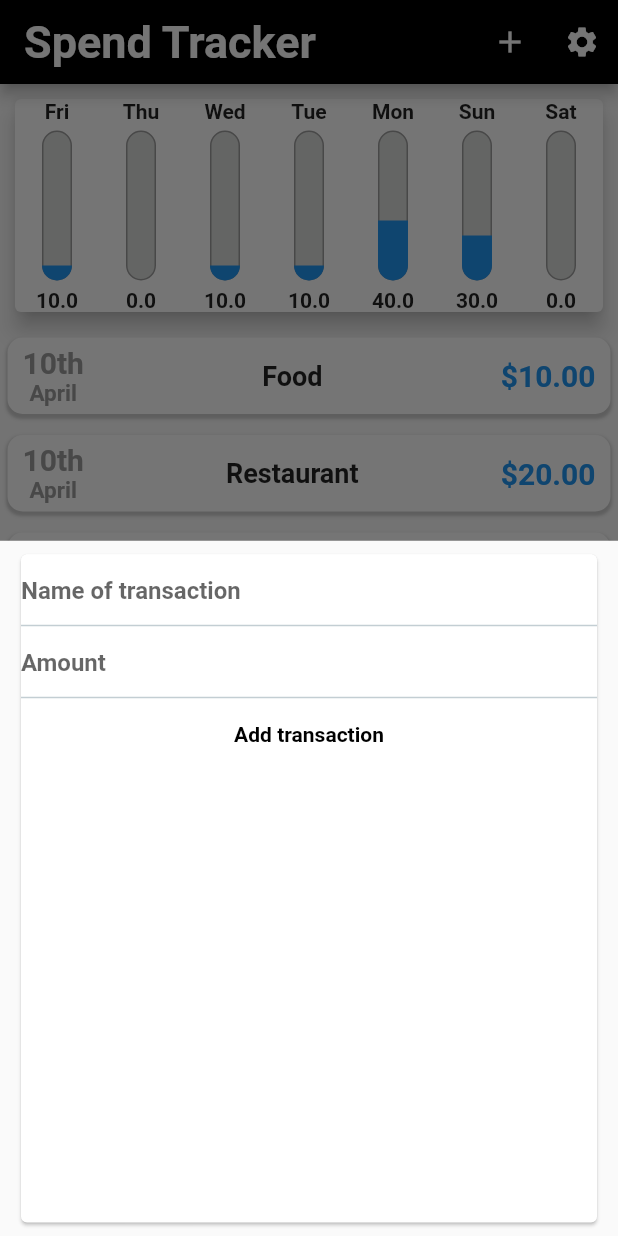
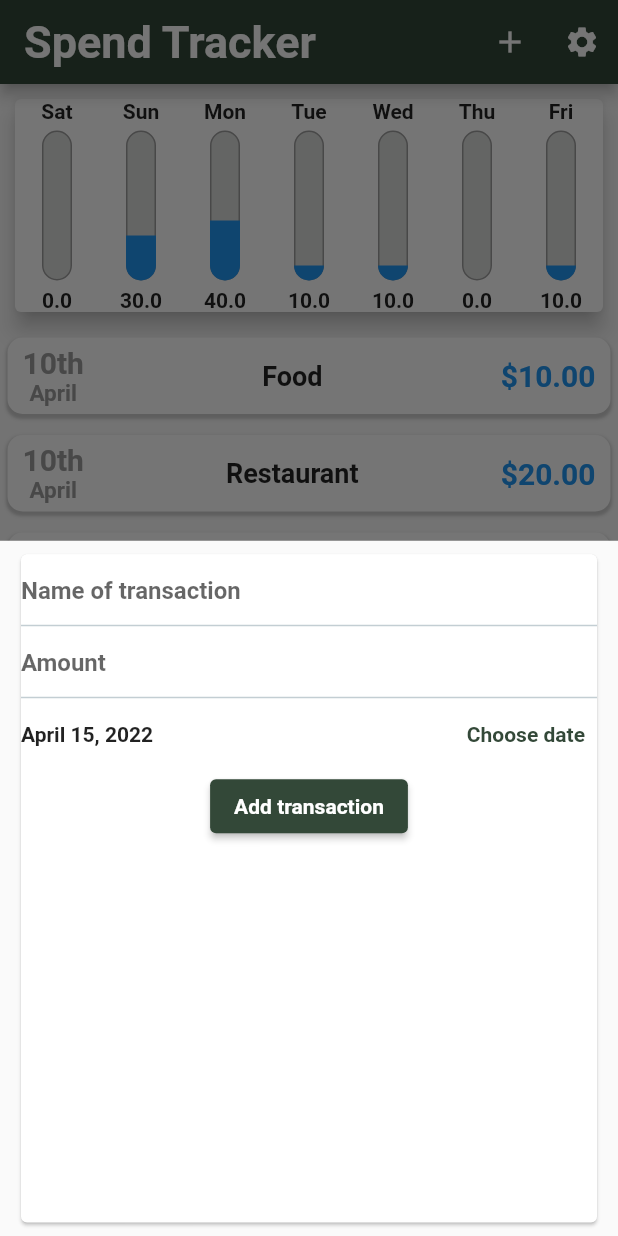
Before and after one commit to vireal01/Spend-tracker, a Flutter app: the screen it shows after launch, after a tap on the "add" icon, on a phone screen of 412 x 824 dp. Run offline on Flutter 3.47's test engine with Material 2 defaults, Android fonts, the phone set to English and light mode, and no system bars; Roboto replaces fonts that are missing (RubikMicrobe); project files that could hold a hidden picture were left out.

Commit message:
Item deleting, theme picker

```diff
--- a/lib/main.dart
+++ b/lib/main.dart
@@ -20,18 +20,18 @@ class MyApp extends StatelessWidget {
       theme: ThemeData(
           fontFamily: 'Roboto',
           textTheme: ThemeData.light().textTheme.copyWith(
-              headline6: TextStyle(
+              headline6: const TextStyle(
                   fontFamily: 'Roboto',
                   fontWeight: FontWeight.normal,
                   fontSize: 18)),
-          appBarTheme: AppBarTheme(
+          appBarTheme: const AppBarTheme(
               titleTextStyle: TextStyle(
                   fontFamily: 'Roboto',
                   fontSize: 20,
                   fontWeight: FontWeight.normal)),
           colorScheme: const ColorScheme(
               brightness: Brightness.light,
-              primary: Colors.black,
+              primary: Color.fromARGB(255, 51, 72, 56),
               onPrimary: Colors.white,
               secondary: Colors.purple,
               onSecondary: Colors.yellow,
@@ -52,7 +52,7 @@ class MyHomePage extends StatefulWidget {
 
 class _MyHomePageState extends State<MyHomePage> {
   final List<Transaction> transactions = [];
-  final List<Transaction> _userTransactions = [
+  List<Transaction> _userTransactions = [
     Transaction(
       id: 0,
       title: 'Food',
@@ -72,19 +72,19 @@ class _MyHomePageState extends State<MyHomePage> {
       date: DateTime(2022, 4, 11, 17),
     ),
     Transaction(
-      id: 2,
+      id: 3,
       title: 'Bla bla',
       amount: 10.0,
       date: DateTime(2022, 4, 12, 17),
     ),
     Transaction(
-      id: 2,
+      id: 4,
       title: 'Lol kekw',
       amount: 10.0,
       date: DateTime(2022, 4, 13, 17),
     ),
     Transaction(
-      id: 2,
+      id: 5,
       title: 'Lelw Kok',
       amount: 10.0,
       date: DateTime(2022, 4, 15, 17),
@@ -95,7 +95,7 @@ class _MyHomePageState extends State<MyHomePage> {
     return _userTransactions.where(
       (element) {
         return element.date.isAfter(DateTime.now().subtract(
-          Duration(days: 7),
+          const Duration(days: 7),
         ));
       },
     ).toList();
@@ -106,13 +106,14 @@ class _MyHomePageState extends State<MyHomePage> {
   void _addNewTransactionElement({
     required String title,
     required double amount,
+    required DateTime date,
   }) {
     setState(() {
       _userTransactions.add(Transaction(
           id: _userTransactions.length,
           title: title,
           amount: amount,
-          date: DateTime.now()));
+          date: date));
     });
   }
 
@@ -125,7 +126,6 @@ class _MyHomePageState extends State<MyHomePage> {
       } else {
         cardTheme = {'default': false, 'modern': true};
       }
-      print(cardTheme);
     });
   }
 
@@ -144,6 +144,12 @@ class _MyHomePageState extends State<MyHomePage> {
         builder: (_) {
           return Settings(setTheme: changeTheme);
         });
+  }
+
+  void _deleteTransaction(transactionId) {
+    setState(() {
+      _userTransactions.removeWhere((element) => element.id == transactionId);
+    });
   }
 
   Widget build(BuildContext context) {
@@ -172,9 +178,9 @@ class _MyHomePageState extends State<MyHomePage> {
             Chart(_recentTransactions),
             SizedBox(
                 child: TransactionsList(
-              userTransactions: _userTransactions,
-              listTheme: cardTheme,
-            )),
+                    userTransactions: _userTransactions,
+                    listTheme: cardTheme,
+                    deleteTransaction: _deleteTransaction)),
           ],
         ));
   }
--- a/lib/widget/chart.dart
+++ b/lib/widget/chart.dart
@@ -20,16 +20,17 @@ class Chart extends StatelessWidget {
         }
       }
       return {'day': DateFormat.E().format(weekDay), 'amount': totalSum};
-    });
+    }).reversed.toList();
   }
 
   @override
   Widget build(BuildContext context) {
-    print(groupedTransactionsValues[0]['amount']);
     var totalAmount = 0.0;
+    if (recentTransaction.isEmpty) {
+      return Container();
+    } else {
       groupedTransactionsValues
           .forEach((element) => totalAmount += (element['amount'] as double));
-    print(totalAmount);
       return Card(
           elevation: 6,
           margin: const EdgeInsets.all(10),
@@ -46,3 +47,4 @@ class Chart extends StatelessWidget {
                   .toList()));
     }
   }
+}
--- a/lib/widget/input_field.dart
+++ b/lib/widget/input_field.dart
@@ -1,4 +1,5 @@
 import 'package:flutter/material.dart';
+import 'package:intl/intl.dart';
 
 class InputField extends StatefulWidget {
   final Function addNewTransactionElement;
@@ -11,6 +12,9 @@ class InputField extends StatefulWidget {
 class _InputFieldState extends State<InputField> {
   final titleController = TextEditingController();
   final amountInput = TextEditingController();
+  DateTime enteredDate = DateTime.now();
+  DateTime _selectedText = DateTime.now();
+
   Widget build(BuildContext context) {
     void submitTransaction() {
       if (titleController.text == '' || double.parse(amountInput.text) <= 0) {
@@ -18,11 +22,27 @@ class _InputFieldState extends State<InputField> {
         return;
       }
       widget.addNewTransactionElement(
-          title: titleController.text, amount: double.parse(amountInput.text));
+          title: titleController.text,
+          amount: double.parse(amountInput.text),
+          date: enteredDate);
       titleController.clear();
       amountInput.clear();
       FocusManager.instance.primaryFocus?.unfocus();
       Navigator.of(context).pop();
+    }
+
+    void _precentDatePicker() {
+      showDatePicker(
+        context: context,
+        initialDate: DateTime.now(),
+        firstDate: DateTime(2019),
+        lastDate: DateTime(2027),
+      ).then((value) => {
+            enteredDate = value as DateTime,
+            setState(() {
+              _selectedText = enteredDate;
+            })
+          });
     }
 
     return Container(
@@ -46,8 +66,26 @@ class _InputFieldState extends State<InputField> {
                 keyboardType:
                     const TextInputType.numberWithOptions(decimal: true),
               ),
-              TextButton(
-                  onPressed: () => submitTransaction(),
+              Row(
+                children: [
+                  Expanded(
+                    child: Text(
+                      DateFormat.yMMMMd().format(_selectedText),
+                    ),
+                  ),
+                  TextButton(
+                    onPressed: (() => {_precentDatePicker()}),
+                    child: const Text(
+                      'Choose date',
+                      style: TextStyle(fontWeight: FontWeight.bold),
+                    ),
+                  ),
+                ],
+              ),
+              ElevatedButton(
+                  onPressed: () => {
+                        submitTransaction(),
+                      },
                   child: const Text('Add transaction'))
             ],
           ),
--- a/lib/widget/transaction_element.dart
+++ b/lib/widget/transaction_element.dart
@@ -3,7 +3,6 @@ import '../models/transaction.dart';
 import 'transaction_element_date.dart';
 
 class ListElement extends StatelessWidget {
-  @override
   Transaction listItem;
   ListElement({Key? key, required this.listItem}) : super(key: key);
 
@@ -20,7 +19,7 @@ class ListElement extends StatelessWidget {
             color: Colors.grey.withOpacity(0.5),
             spreadRadius: 1,
             blurRadius: 1,
-            offset: Offset(0, 2), // changes position of shadow
+            offset: const Offset(0, 2), // changes position of shadow
           ),
         ],
       ),
--- a/lib/widget/transactions_list.dart
+++ b/lib/widget/transactions_list.dart
@@ -6,8 +6,20 @@ import 'transaction_element.dart';
 class TransactionsList extends StatelessWidget {
   final List<Transaction> userTransactions;
   final listTheme;
+  final deleteTransaction;
 
-  TransactionsList({required this.userTransactions, required this.listTheme});
+  TransactionsList(
+      {required this.userTransactions,
+      required this.listTheme,
+      required this.deleteTransaction});
+
+  Widget getListElement(index) {
+    if (listTheme['default']) {
+      return ListElement(listItem: userTransactions[index]);
+    } else {
+      return NewListElement(listItem: userTransactions[index]);
+    }
+  }
 
   @override
   Widget build(BuildContext context) {
@@ -16,11 +28,14 @@ class TransactionsList extends StatelessWidget {
       child: userTransactions.isEmpty
           ? Column(
               children: <Widget>[
+                const SizedBox(
+                  height: 50,
+                ),
                 Text(
                   'No transactions found',
                   style: Theme.of(context).textTheme.headline6,
                 ),
-                Container(
+                SizedBox(
                     height: 150,
                     child: Image.asset('assets/images/no-results.png',
                         fit: BoxFit.cover))
@@ -29,11 +44,42 @@ class TransactionsList extends StatelessWidget {
           : ListView.builder(
               itemCount: userTransactions.length,
               itemBuilder: (context, index) {
-                if (listTheme['default']) {
-                  return ListElement(listItem: userTransactions[index]);
-                } else {
-                  return NewListElement(listItem: userTransactions[index]);
-                }
+                return Dismissible(
+                  direction: DismissDirection.endToStart,
+                  key: Key(userTransactions[index].id.toString()),
+                  child: getListElement(index),
+                  onDismissed: (onDismissed) {
+                    deleteTransaction(userTransactions[index].id);
+                    ScaffoldMessenger.of(context).showSnackBar(SnackBar(
+                      content: const Text(
+                        'Transaction deleted',
+                        style: TextStyle(fontSize: 20),
+                      ),
+                      backgroundColor: Theme.of(context).errorColor,
+                    ));
+                  },
+                  background: Container(
+                    alignment: Alignment.centerRight,
+                    padding: const EdgeInsets.only(right: 10),
+                    color: Theme.of(context).errorColor,
+                    child: Row(
+                      mainAxisAlignment: MainAxisAlignment.end,
+                      children: const [
+                        Text(
+                          'Remove item',
+                          style: TextStyle(
+                            color: Colors.white,
+                            fontSize: 20,
+                          ),
+                        ),
+                        Icon(
+                          Icons.delete,
+                          color: Colors.white,
+                        )
+                      ],
+                    ),
+                  ),
+                );
               }),
     );
   }
```
Also changed, not shown: lib/widget/settings.dart (+4 -6 lines). Lines whose indentation alone changed are shown as unchanged.
